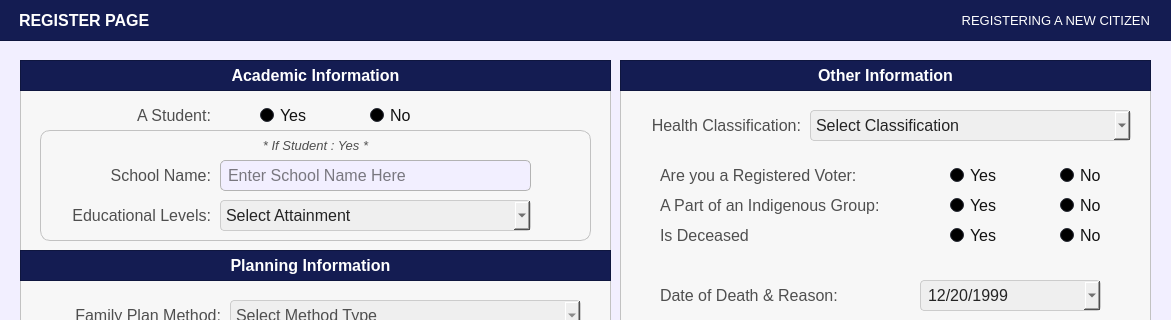
The window that Resources/UIs/PopUp/Screen_CitizenPanel/ScreenCitizenProfile/Update/edit_register_citizen_part_03.ui (Yohhannn/Barangay-Records-Statistics-System) describes before a commit, drawn with Qt 5; both pictures show x 0 to 1171 and y 0 to 320 of the 1171 by 583 pixel window.
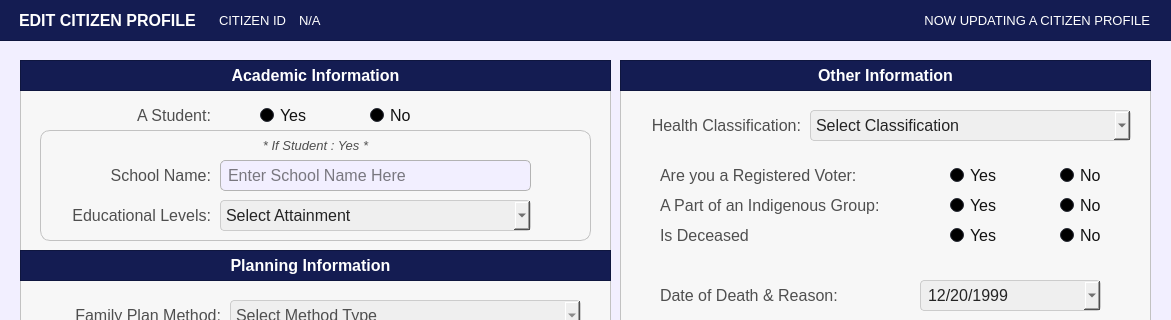
The same window after the commit. Icons and pictures are not drawn.

Diff of the .ui file:
```diff
--- a/Resources/UIs/PopUp/Screen_CitizenPanel/ScreenCitizenProfile/Update/edit_register_citizen_part_03.ui
+++ b/Resources/UIs/PopUp/Screen_CitizenPanel/ScreenCitizenProfile/Update/edit_register_citizen_part_03.ui
@@ -3878,6 +3878,96 @@
    <property name="frameShadow">
     <enum>QFrame::Shadow::Raised</enum>
    </property>
+   <widget class="QLabel" name="filteroptions_label">
+    <property name="geometry">
+     <rect>
+      <x>800</x>
+      <y>10</y>
+      <width>351</width>
+      <height>41</height>
+     </rect>
+    </property>
+    <property name="font">
+     <font>
+      <family>Arial</family>
+      <pointsize>10</pointsize>
+      <bold>false</bold>
+     </font>
+    </property>
+    <property name="styleSheet">
+     <string notr="true">#filteroptions_label {
+	background-color: transparent;
+	color: #FFFFFF;
+}
+</string>
+    </property>
+    <property name="text">
+     <string>NOW UPDATING A CITIZEN PROFILE</string>
+    </property>
+    <property name="alignment">
+     <set>Qt::AlignmentFlag::AlignRight|Qt::AlignmentFlag::AlignTrailing|Qt::AlignmentFlag::AlignVCenter</set>
+    </property>
+   </widget>
+   <widget class="QLabel" name="label_what_ID">
+    <property name="geometry">
+     <rect>
+      <x>220</x>
+      <y>10</y>
+      <width>71</width>
+      <height>41</height>
+     </rect>
+    </property>
+    <property name="font">
+     <font>
+      <family>Arial</family>
+      <pointsize>10</pointsize>
+      <bold>false</bold>
+     </font>
+    </property>
+    <property name="styleSheet">
+     <string notr="true">#label_what_ID {
+	background-color: transparent;
+	color: #FFFFFF;
+}
+</string>
+    </property>
+    <property name="text">
+     <string>CITIZEN ID : </string>
+    </property>
+    <property name="alignment">
+     <set>Qt::AlignmentFlag::AlignLeading|Qt::AlignmentFlag::AlignLeft|Qt::AlignmentFlag::AlignVCenter</set>
+    </property>
+   </widget>
+   <widget class="QLabel" name="display_what_ID">
+    <property name="geometry">
+     <rect>
+      <x>300</x>
+      <y>10</y>
+      <width>151</width>
+      <height>41</height>
+     </rect>
+    </property>
+    <property name="font">
+     <font>
+      <family>Arial</family>
+      <pointsize>10</pointsize>
+      <bold>false</bold>
+     </font>
+    </property>
+    <property name="styleSheet">
+     <string notr="true">#display_what_ID {
+	background-color: transparent;
+	color: #FFFFFF;
+}
+</string>
+    </property>
+    <property name="text">
+     <string>N/A</string>
+    </property>
+    <property name="alignment">
+     <set>Qt::AlignmentFlag::AlignLeading|Qt::AlignmentFlag::AlignLeft|Qt::AlignmentFlag::AlignVCenter</set>
+    </property>
+   </widget>
    <widget class="QLabel" name="label_titleFilterOptions">
     <property name="geometry">
      <rect>
@@ -3902,42 +3992,12 @@
 </string>
     </property>
     <property name="text">
-     <string>REGISTER PAGE</string>
+     <string>EDIT CITIZEN PROFILE</string>
     </property>
     <property name="alignment">
      <set>Qt::AlignmentFlag::AlignLeading|Qt::AlignmentFlag::AlignLeft|Qt::AlignmentFlag::AlignVCenter</set>
     </property>
    </widget>
-   <widget class="QLabel" name="filteroptions_label">
-    <property name="geometry">
-     <rect>
-      <x>800</x>
-      <y>10</y>
-      <width>351</width>
-      <height>41</height>
-     </rect>
-    </property>
-    <property name="font">
-     <font>
-      <family>Arial</family>
-      <pointsize>10</pointsize>
-      <bold>false</bold>
-     </font>
-    </property>
-    <property name="styleSheet">
-     <string notr="true">#filteroptions_label {
-	background-color: transparent;
-	color: #FFFFFF;
-}
-</string>
-    </property>
-    <property name="text">
-     <string>REGISTERING A NEW CITIZEN</string>
-    </property>
-    <property name="alignment">
-     <set>Qt::AlignmentFlag::AlignRight|Qt::AlignmentFlag::AlignTrailing|Qt::AlignmentFlag::AlignVCenter</set>
-    </property>
-   </widget>
   </widget>
   <widget class="QPushButton" name="register_buttonConfirmPart3_SaveForm">
    <property name="geometry">
```
